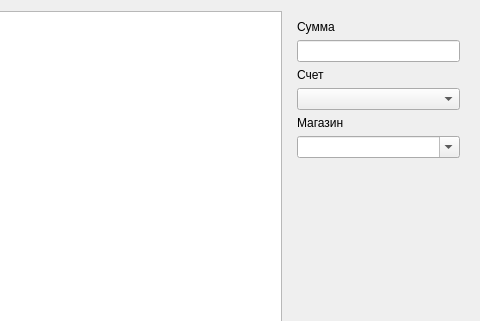
Above: src/gui/forms/document-dialog.ui from barmakuks/home-budget-git before the change; both pictures show x 87 to 567 and y 0 to 321 of the 567 by 486 pixel window. Below: the same form after it.
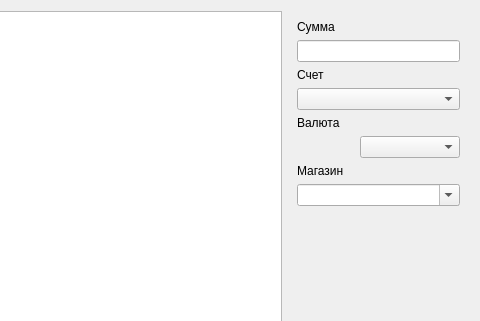
That is the form after the change.

Commit message: DocumentDialog. Currency combobox added

Patch:
```diff
--- a/src/gui/forms/document-dialog.ui
+++ b/src/gui/forms/document-dialog.ui
@@ -94,6 +94,29 @@
          <item>
           <widget class="QComboBox" name="accountComboBox"/>
          </item>
+         <item>
+          <widget class="QLabel" name="label_4">
+           <property name="text">
+            <string>Валюта</string>
+           </property>
+          </widget>
+         </item>
+         <item alignment="Qt::AlignRight">
+          <widget class="QComboBox" name="currencyComboBox">
+           <property name="sizePolicy">
+            <sizepolicy hsizetype="Fixed" vsizetype="Fixed">
+             <horstretch>0</horstretch>
+             <verstretch>0</verstretch>
+            </sizepolicy>
+           </property>
+           <property name="minimumSize">
+            <size>
+             <width>100</width>
+             <height>0</height>
+            </size>
+           </property>
+          </widget>
+         </item>
          <item alignment="Qt::AlignTop">
           <widget class="QLabel" name="label_3">
            <property name="text">
```
The commit also changes 7 other files.
